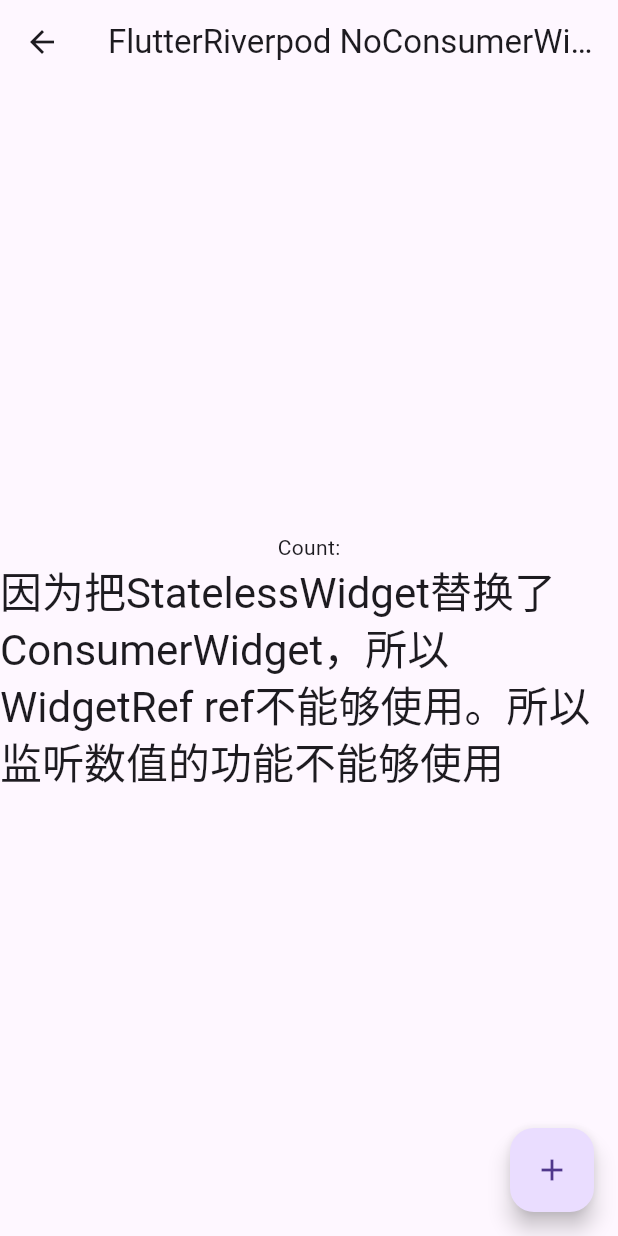
After one commit to chenzhizsqq/flutter3_helloWorld, a Flutter app: the FlutterRiverpodSample screen opened directly, after a tap on "NoConsumerWidget", on a phone screen of 412 x 824 dp. The commit adds this screen. Run offline on Flutter 3.47's test engine with Material 3 defaults, Android fonts, the phone set to English and light mode, and no system bars; our stand-ins replace cloud_firestore, dio, firebase_auth, firebase_core, firebase_database, flutter_riverpod and 2 more; accounts and stored records are empty.

Commit message:
flutter_riverpod用监听数值的功能，要用ConsumerWidget

```diff
--- /dev/null
+++ b/lib/sample/FlutterRiverpodDir/NoConsumerWidget.dart
@@ -0,0 +1,42 @@
+import 'package:flutter/material.dart';
+import 'package:flutter_riverpod/flutter_riverpod.dart';
+import 'package:riverpod_annotation/riverpod_annotation.dart';
+
+//因为把StatelessWidget替换了ConsumerWidget，所以 WidgetRef ref不能够使用。所以监听数值的功能不能够使用
+class NoConsumerWidget extends StatelessWidget {
+  @override
+  Widget build(BuildContext context /*, WidgetRef ref*/) {
+    /*final count = ref.watch(counterProvider);*/
+
+    return Scaffold(
+      appBar: AppBar(
+        title: Text('FlutterRiverpod NoConsumerWidget'),
+      ),
+      body: Center(
+        child: Column(
+          mainAxisAlignment: MainAxisAlignment.center,
+          children: <Widget>[
+            Text(
+              'Count:',
+            ),
+            /*Text(
+              '$count',
+              style: Theme.of(context).textTheme.headlineMedium,
+            ),*/
+            Text(
+              '因为把StatelessWidget替换了ConsumerWidget，所以 WidgetRef ref不能够使用。所以监听数值的功能不能够使用',
+              style: Theme.of(context).textTheme.headlineMedium,
+            ),
+          ],
+        ),
+      ),
+      floatingActionButton: FloatingActionButton(
+        onPressed: () {
+          /*ref.read(counterProvider.notifier).increment();*/
+        },
+        tooltip: 'Increment',
+        child: Icon(Icons.add),
+      ),
+    );
+  }
+}
--- a/lib/sample/FlutterRiverpodSample.dart
+++ b/lib/sample/FlutterRiverpodSample.dart
@@ -1,5 +1,6 @@
 import 'package:flutter/material.dart';
 import 'FlutterRiverpodDir/FlutterRiverpodHelloworld.dart';
+import 'FlutterRiverpodDir/NoConsumerWidget.dart';
 
 class FlutterRiverpodSample extends StatelessWidget {
   @override
@@ -19,6 +20,16 @@ class FlutterRiverpodSample extends StatelessWidget {
                         builder: (context) => FlutterRiverpodHelloworld()));
               },
             ),
+
+            ElevatedButton(
+              child: Text("NoConsumerWidget"),
+              onPressed: () {
+                Navigator.push(
+                    context,
+                    MaterialPageRoute(
+                        builder: (context) => NoConsumerWidget()));
+              },
+            ),
           ],
         ),
       ),
```
